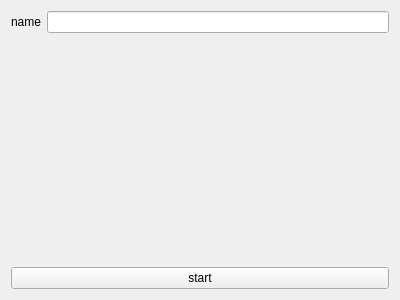
Old version of the form CodeCreator/SingletonGenerator.ui in the repository Ulle84/UllesSourceCode.
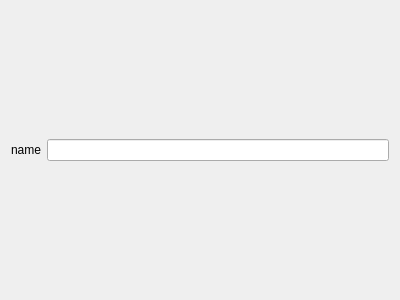
New version of the form.

What changed in the file:
```diff
--- a/CodeCreator/SingletonGenerator.ui
+++ b/CodeCreator/SingletonGenerator.ui
@@ -28,26 +28,6 @@
      </item>
     </layout>
    </item>
-   <item>
-    <spacer name="verticalSpacer">
-     <property name="orientation">
-      <enum>Qt::Vertical</enum>
-     </property>
-     <property name="sizeHint" stdset="0">
-      <size>
-       <width>20</width>
-       <height>251</height>
-      </size>
-     </property>
-    </spacer>
-   </item>
-   <item>
-    <widget class="QPushButton" name="pushButtonStart">
-     <property name="text">
-      <string>start</string>
-     </property>
-    </widget>
-   </item>
   </layout>
  </widget>
  <resources/>
```
